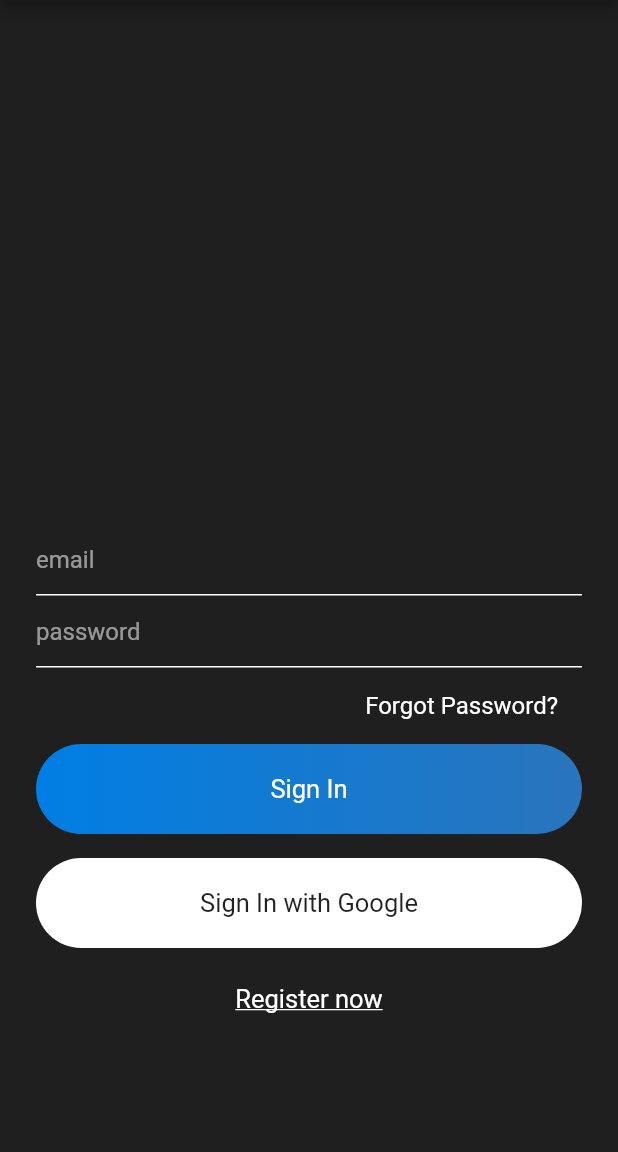
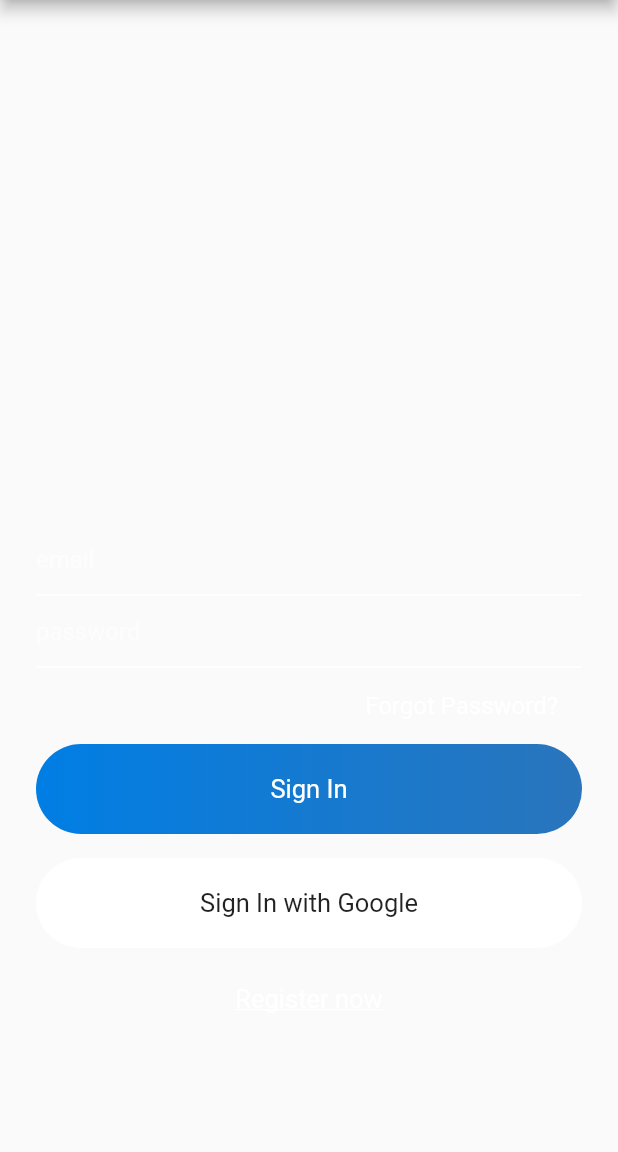
Before and after one commit to JustMyLive/ChatAppWithFireBase, a Flutter app: the screen it shows after launch, on a phone screen of 412 x 824 dp, the part 84-1236 px from its top. Run offline on Flutter 3.47's test engine with Material 2 defaults, Android fonts, the phone set to English and light mode, and no system bars; our stand-ins replace cloud_firestore, firebase_auth, fluttertoast, shared_preferences; accounts and stored records are empty.

Commit message:
AddressList

```diff
--- a/lib/main.dart
+++ b/lib/main.dart
@@ -40,7 +40,7 @@ class _MyAppState extends State<MyApp> {
       debugShowCheckedModeBanner: false,
       theme: ThemeData(
         primaryColor: Color(0xff145C9E),
-        scaffoldBackgroundColor: Color(0xff1F1F1F),
+//        scaffoldBackgroundColor: Color(0xff1F1F1F),
         primarySwatch: Colors.blue,
       ),
       home: userIsLoggedIn != null ? userIsLoggedIn ? TabBars() : Authenticate() : Authenticate()
--- a/lib/views/addressList.dart
+++ b/lib/views/addressList.dart
@@ -28,7 +28,7 @@ class _AddressListState extends State<AddressList> {
               title: Text(
                 'User',
                 style: TextStyle(
-                  color: Colors.white,
+                  color: Colors.black,
                 ),
               )
             ),
```
